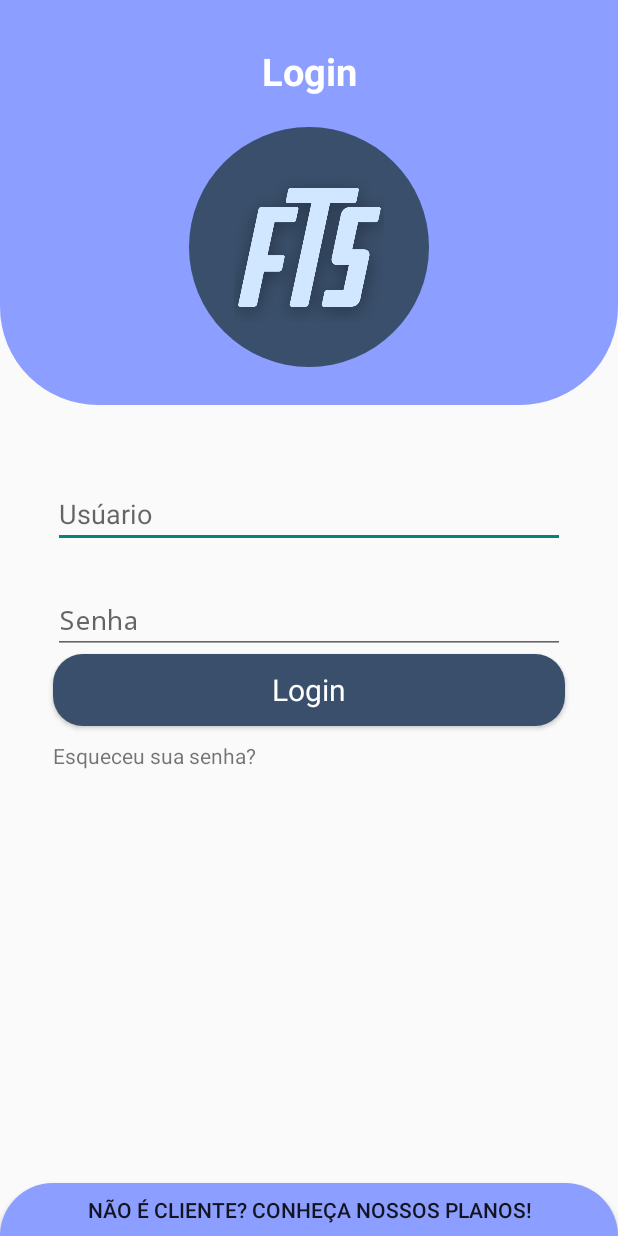
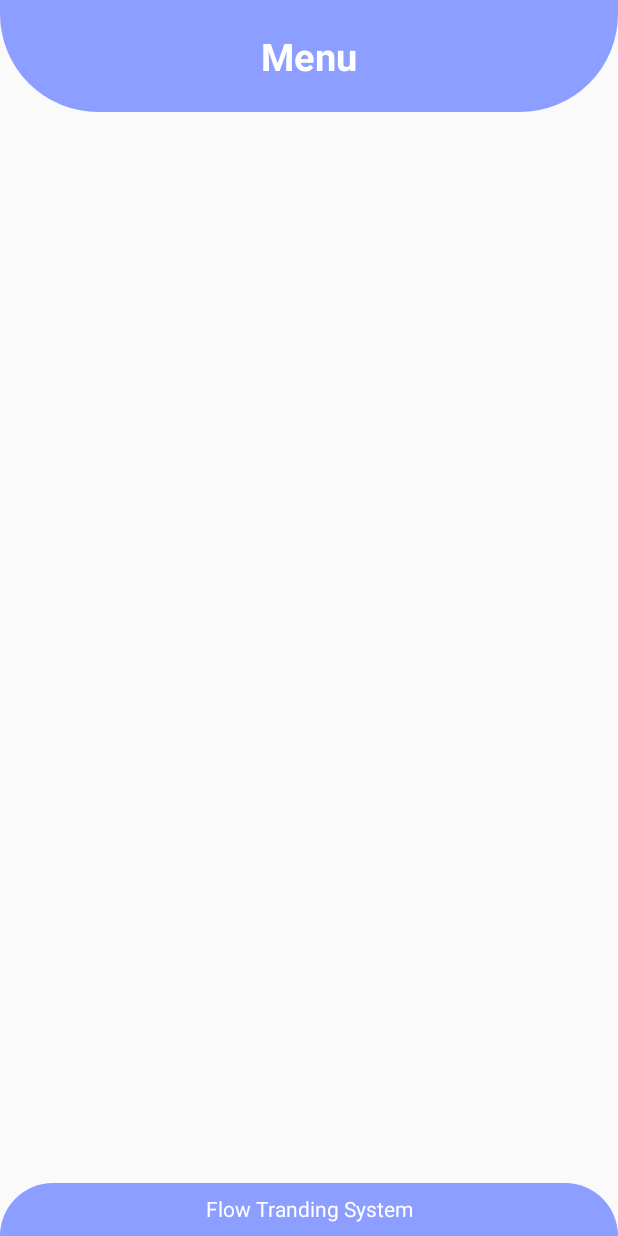
Before and after one commit to lorranasantos/Flow-Trading-System-App, an Android app: the screen it shows after launch (MainActivity), on a phone screen of 412 x 824 dp. Run offline under Robolectric (Android 15) with nearby library versions, the phone set to English and light mode, and no system bars; 2 statements that could not run were skipped.

Commit message:
Inicio do desenvolvimento da tela de menu

```diff
--- a/app/src/main/java/com/example/flowtrandingsystem/gui/MainActivity.kt
+++ b/app/src/main/java/com/example/flowtrandingsystem/gui/MainActivity.kt
@@ -17,7 +17,7 @@ import kotlinx.android.synthetic.main.main_activity.*
 class MainActivity: AppCompatActivity() {
     override fun onCreate(savedInstanceState: Bundle?) {
         super.onCreate(savedInstanceState)
-        setContentView(R.layout.main_activity)
+        setContentView(R.layout.initial_menu_activity)
 
         supportActionBar?.hide();
 
--- a/app/src/main/res/layout/employer_register_activity.xml
+++ b/app/src/main/res/layout/employer_register_activity.xml
@@ -86,6 +86,7 @@
         app:layout_constraintStart_toStartOf="parent"
         app:layout_constraintTop_toBottomOf="@id/employees_register_password"/>
 
+
     <LinearLayout
         android:layout_width="match_parent"
         android:layout_height="35dp"
@@ -104,5 +105,4 @@
             android:gravity="center_horizontal"/>
 
     </LinearLayout>
-
 </androidx.constraintlayout.widget.ConstraintLayout>
--- /dev/null
+++ b/app/src/main/res/layout/initial_menu_activity.xml
@@ -0,0 +1,59 @@
+<?xml version="1.0" encoding="utf-8"?>
+<androidx.constraintlayout.widget.ConstraintLayout xmlns:android="http://schemas.android.com/apk/res/android"
+    android:layout_width="match_parent"
+    android:layout_height="match_parent"
+    xmlns:app="http://schemas.android.com/apk/res-auto"
+    xmlns:tools="http://schemas.android.com/tools">
+
+
+    <LinearLayout
+        android:id="@+id/initial_menu_title"
+        android:layout_width="match_parent"
+        android:layout_height="wrap_content"
+        android:background="@drawable/rounded_bottom"
+        android:layout_marginBottom="15dp"
+        android:padding="20dp"
+        app:layout_constraintStart_toStartOf="parent"
+        app:layout_constraintEnd_toEndOf="parent"
+        app:layout_constraintTop_toTopOf="parent">
+
+        <TextView
+            android:layout_width="match_parent"
+            android:layout_height="wrap_content"
+            android:text="@string/menu"
+            android:gravity="center_horizontal"
+            android:layout_gravity="center_vertical"
+            android:textAppearance="@style/register_title_appearence"/>
+    </LinearLayout>
+
+    <androidx.recyclerview.widget.RecyclerView
+        android:id="@+id/recycler_menu_inicial"
+        android:layout_width="match_parent"
+        android:layout_height="wrap_content"
+        app:layout_constraintTop_toBottomOf="@+id/initial_menu_title"
+        app:layout_constraintBottom_toTopOf="@+id/initial_menu_footer"
+        app:layout_constraintStart_toStartOf="parent"
+        tools:listitem="@layout/holder_menu" />
+
+    <LinearLayout
+        android:id="@+id/initial_menu_footer"
+        android:layout_width="match_parent"
+        android:layout_height="35dp"
+        android:background="@drawable/rounded_top"
+        app:layout_constraintStart_toStartOf="parent"
+        app:layout_constraintEnd_toEndOf="parent"
+        app:layout_constraintBottom_toBottomOf="parent">
+
+        <TextView
+            android:id="@+id/initial_menu_footer_text_view"
+            android:textAppearance="@style/footerAppearence"
+            android:layout_width="match_parent"
+            android:layout_height="wrap_content"
+            android:layout_marginTop="7dp"
+            android:text="@string/app_name"
+            android:gravity="center_horizontal"/>
+
+    </LinearLayout>
+
+
+</androidx.constraintlayout.widget.ConstraintLayout>
--- a/app/src/main/res/values/colors.xml
+++ b/app/src/main/res/values/colors.xml
@@ -4,4 +4,5 @@
     <color name="colorPrimaryDark">#5870CB</color>
     <color name="colorAccent">#C0CFFF</color>
     <color name="logoDark">#3A4F6C</color>
+    <color name="lightPurple">#33C0CFFF</color>
 </resources>
--- a/app/src/main/res/values/strings.xml
+++ b/app/src/main/res/values/strings.xml
@@ -19,6 +19,7 @@
     <string name="kind_of_system">Sistema de Gerenciamento Comercial</string>
     <string name="arent_you_a_client">Não é cliente? Conheça nossos planos!</string>
     <string name="register">Cadastrar</string>
+    <string name="menu">Menu</string>
 
 
     <string name="open">Abrir</string>
--- a/app/src/main/res/values/styles.xml
+++ b/app/src/main/res/values/styles.xml
@@ -60,4 +60,10 @@
         <item name="color">@android:color/white</item>
     </style>
 
+    <style name="initialMenu_appearence" parent="TextAppearance.AppCompat.Medium">
+        <item name="android:textSize">14sp</item>
+        <item name="android:textStyle">bold</item>
+        <item name="android:textColor">@color/logoDark</item>
+    </style>
+
 </resources>
```
Also changed, not shown: app/src/main/res/layout/holder_menu.xml (added, +43 -0 lines), app/src/main/res/layout/inventory_list_activity.xml (added, +7 -0 lines), app/src/main/res/drawable/icon_box.png (added), app/src/main/res/drawable/icon_buying.png (added).
